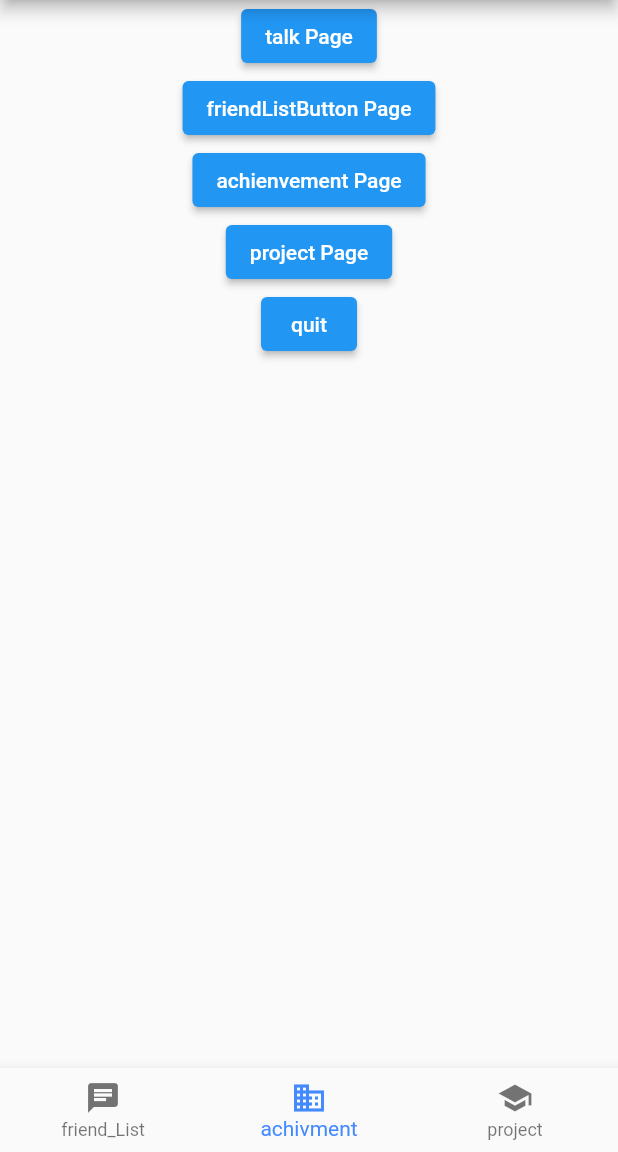
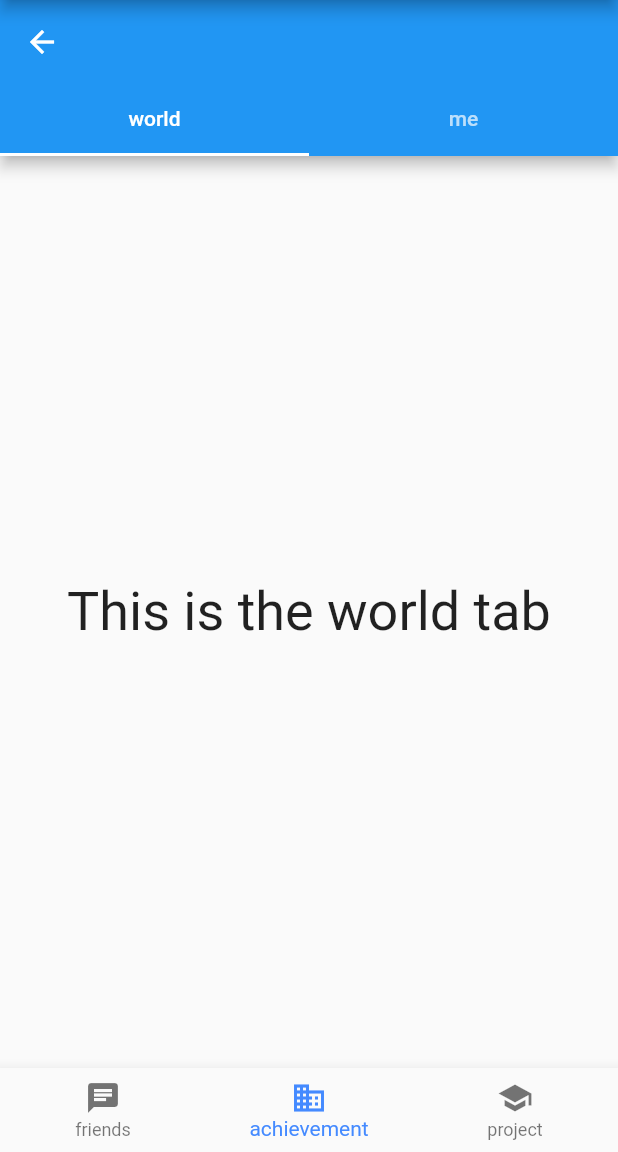
Before and after one commit to mingdewu/flutterStart, a Flutter app: the talkPage screen opened by its route, item 2 of the bottom bar chosen, on a phone screen of 412 x 824 dp, the part 84-1236 px from its top. Run offline on Flutter 3.47's test engine with Material 2 defaults, Android fonts, the phone set to English and light mode, and no system bars; our stand-ins replace firebase_auth, firebase_core, flutter_redux, google_fonts, google_sign_in, graphql and 2 more; missing offline and left inert: extension_google_sign_in_as_googleapis_auth, googleapis, textfield_search, window_size; accounts and stored records are empty; network calls fail.

Commit message:
friend listview  achievement tab

```diff
--- a/LifeLine/lib/achienvement.dart
+++ /dev/null
@@ -1,35 +0,0 @@
-import 'package:flutter/material.dart';
-import 'package:lifeline/talk.dart';
-import 'package:lifeline/project.dart';
-import 'package:lifeline/quit.dart';
-import 'package:lifeline/friendList.dart';
-class achievementPage extends StatelessWidget {
-  const achievementPage({super.key});
-  @override
-  Widget build(BuildContext context) {
-    return Scaffold(
-      body: Center(
-        child: Container(
-        child: Column(
-          children: [
-            talkButton(context),
-            friendListButton(context),
-            achievementButton(context),
-            projectButton(context),
-            quitButton(context),
-          ],
-        ),
-    ),
-    )
-    );
-  }
-}
-
-ElevatedButton achievementButton(BuildContext context){
-  return ElevatedButton(onPressed: (){
-    Navigator.push(
-      context,
-      MaterialPageRoute(builder: (context)=> const achievementPage()),
-    );
-    }, child: const Text("achienvement Page"));
-}
--- /dev/null
+++ b/LifeLine/lib/achievment.dart
@@ -0,0 +1,46 @@
+import 'package:flutter/material.dart';
+import 'package:lifeline/talk.dart';
+import 'package:lifeline/project.dart';
+import 'package:lifeline/quit.dart';
+import 'package:lifeline/friendList.dart';
+class achievementPage extends StatelessWidget {
+  const achievementPage({super.key});
+  static const List<Tab> myTabs = <Tab>[
+    Tab(text:'world'),
+    Tab(text:"me"),
+  ];
+  @override
+  Widget build(BuildContext context) {
+    return DefaultTabController(
+      length: myTabs.length,
+      child: Scaffold(
+        appBar: AppBar(
+          bottom: const TabBar(
+            tabs: myTabs,
+          ),
+        ),
+        body: TabBarView(
+          children: myTabs.map((Tab tab) {
+            final String label = tab.text!.toLowerCase();
+            return Center(
+              child: Text(
+                'This is the $label tab',
+                style: const TextStyle(fontSize: 36),
+              ),
+            );
+          }).toList(),
+        ),
+      ),
+    );
+  }
+}
+
+
+ElevatedButton achievementButton(BuildContext context){
+  return ElevatedButton(onPressed: (){
+    Navigator.push(
+      context,
+      MaterialPageRoute(builder: (context)=> const achievementPage()),
+    );
+    }, child: const Text("achievment Page"));
+}
--- a/LifeLine/lib/chat.dart
+++ b/LifeLine/lib/chat.dart
@@ -2,7 +2,7 @@ import 'package:flutter/material.dart';
 import 'package:lifeline/talk.dart';
 import 'package:lifeline/quit.dart';
 import 'package:lifeline/friendList.dart';
-import 'package:lifeline/achienvement.dart';
+import 'package:lifeline/achievment.dart';
 import 'package:lifeline/project.dart';
 class chatPage extends StatelessWidget{
   const chatPage({super.key});
@@ -10,7 +10,9 @@ class chatPage extends StatelessWidget{
   @override
   Widget build(BuildContext context){
     return Scaffold(
-        appBar:AppBar(),
+        appBar:AppBar(
+          title: Text("abc"),
+        ),
         body:Center(
             child: Column(
               children: [
--- a/LifeLine/lib/friendList.dart
+++ b/LifeLine/lib/friendList.dart
@@ -2,7 +2,7 @@ import 'package:flutter/material.dart';
 import 'package:lifeline/project.dart';
 import 'package:lifeline/talk.dart';
 import 'package:lifeline/quit.dart';
-import 'package:lifeline/achienvement.dart';
+import 'package:lifeline/achievment.dart';
 class friendsListPage extends StatelessWidget {
   const friendsListPage({super.key});
 
@@ -17,9 +17,16 @@ class friendsListPage extends StatelessWidget {
             height: 50.0,
             child:yearsList(context),
           ),
-          Container(
-            margin: const EdgeInsets.symmetric(vertical: 5.0),
-            child:const Text("friend list"),
+          Column(
+           children:  <Widget>[
+             Card(child:ListTile( title: Text("Alarm"),subtitle: Text("This is the time."), leading:  CircleAvatar(backgroundImage: NetworkImage("https://miro.medium.com/fit/c/64/64/1*WSdkXxKtD8m54-1xp75cqQ.jpeg")), trailing: Icon(Icons.star))),
+             Card(child:ListTile( title: Text("Alarm"),subtitle: Text("This is the time."), leading:  CircleAvatar(backgroundImage: NetworkImage("https://miro.medium.com/fit/c/64/64/1*WSdkXxKtD8m54-1xp75cqQ.jpeg")), trailing: Icon(Icons.star))),
+             Card(child:ListTile( title: Text("Alarm"),subtitle: Text("This is the time."), leading:  CircleAvatar(backgroundImage: NetworkImage("https://miro.medium.com/fit/c/64/64/1*WSdkXxKtD8m54-1xp75cqQ.jpeg")), trailing: Icon(Icons.star))),
+             Card(child:ListTile( title: Text("Alarm"),subtitle: Text("This is the time."), leading:  CircleAvatar(backgroundImage: NetworkImage("https://miro.medium.com/fit/c/64/64/1*WSdkXxKtD8m54-1xp75cqQ.jpeg")), trailing: Icon(Icons.star))),
+             Card(child:ListTile( title: Text("Alarm"),subtitle: Text("This is the time."), leading:  CircleAvatar(backgroundImage: NetworkImage("https://miro.medium.com/fit/c/64/64/1*WSdkXxKtD8m54-1xp75cqQ.jpeg")), trailing: Icon(Icons.star))),
+             Card(child:ListTile( title: Text("Alarm"),subtitle: Text("This is the time."), leading:  CircleAvatar(backgroundImage: NetworkImage("https://miro.medium.com/fit/c/64/64/1*WSdkXxKtD8m54-1xp75cqQ.jpeg")), trailing: Icon(Icons.star)))
+
+           ],
           )
         ]
       )
@@ -38,9 +45,20 @@ Column myFriendListPage(BuildContext context) {
       ),
       Container(
         margin: const EdgeInsets.symmetric(vertical: 5.0),
-          child:const Text("friend list"),
+        child: ListView(
+          children: <Widget>[
+          ListTile(
+            leading: Icon(Icons.map),
+            title: Text('Map'),
+          ),
+          ListTile(
+            leading: Icon(Icons.photo_album),
+            title: Text('Album'),
+          ),
+          ]
         )
-      ]
+      ),
+    ],
   );
 }
 
--- a/LifeLine/lib/login.dart
+++ b/LifeLine/lib/login.dart
@@ -55,7 +55,7 @@ ElevatedButton loginButton(BuildContext context){
   return ElevatedButton(onPressed: (){
     Navigator.push(
       context,
-      MaterialPageRoute(builder: (context)=> friendsListPage()),
+      MaterialPageRoute(builder: (context)=> talkPage()),
     );
     }, child: const Text("Login"));
 }
--- a/LifeLine/lib/project.dart
+++ b/LifeLine/lib/project.dart
@@ -2,7 +2,7 @@ import 'package:flutter/material.dart';
 import 'package:lifeline/talk.dart';
 import 'package:lifeline/quit.dart';
 import 'package:lifeline/friendList.dart';
-import 'package:lifeline/achienvement.dart';
+import 'package:lifeline/achievment.dart';
 class projectPage extends StatelessWidget {
   const projectPage({super.key});
   @override
--- a/LifeLine/lib/talk.dart
+++ b/LifeLine/lib/talk.dart
@@ -1,5 +1,5 @@
 import 'package:flutter/material.dart';
-import 'package:lifeline/achienvement.dart';
+import 'package:lifeline/achievment.dart';
 import 'package:lifeline/friendList.dart';
 import 'package:lifeline/project.dart';
 import 'package:lifeline/quit.dart';
@@ -46,10 +46,10 @@ class talkpageState extends State<talkPage> {
         items: const <BottomNavigationBarItem>[
           BottomNavigationBarItem(
               icon: Icon(Icons.chat),
-              label: 'friend_List'),
+              label: 'friends'),
           BottomNavigationBarItem(
             icon: Icon(Icons.business),
-            label: ('achivment'),
+            label: ('achievement'),
           ),
           BottomNavigationBarItem(
             icon: Icon(Icons.school),
```
Also changed, not shown: LifeLine/pubspec.lock, 1 other file. Lines whose indentation alone changed are shown as unchanged.
